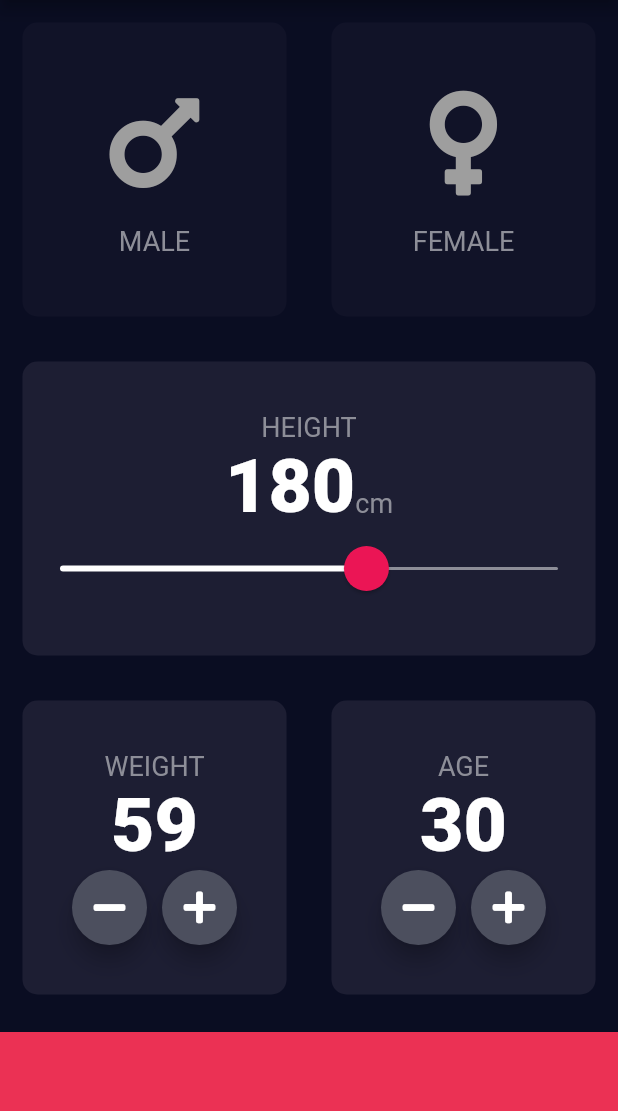
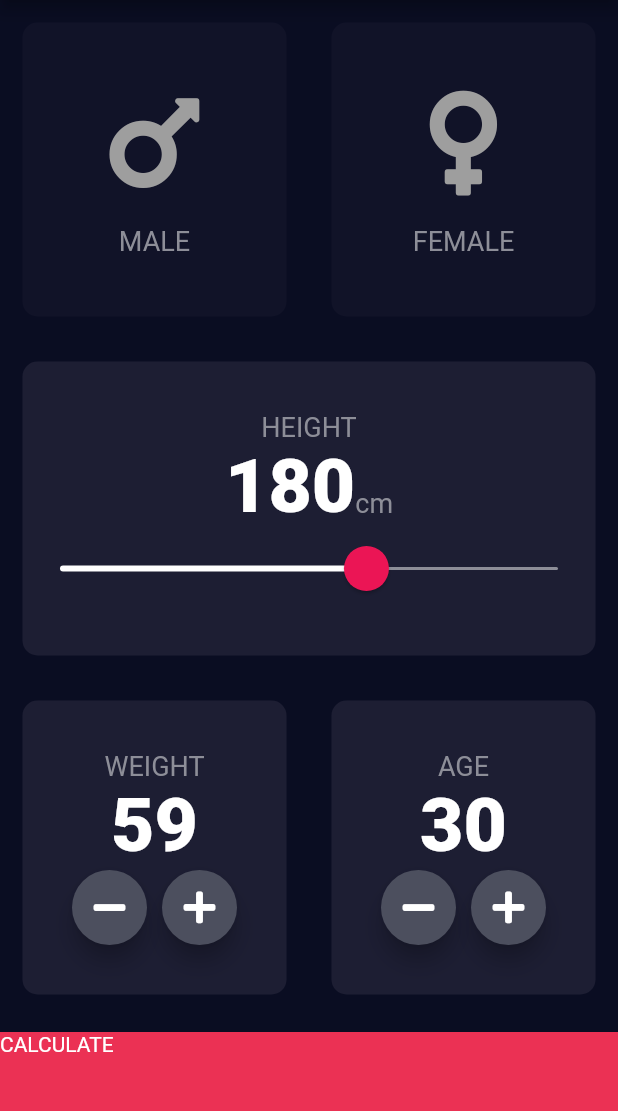
Before and after one commit to T-PAL-Developer/Flutter_iOS_Android_Web_bmi_calculator, a Flutter app: the screen it shows after launch, after a tap on an icon or button, on a phone screen of 412 x 824 dp, the part 84-1195 px from its top. Run offline on Flutter 3.47's test engine with Material 2 defaults, Android fonts, the phone set to English and light mode, and no system bars; our stand-ins replace font_awesome_flutter.

```diff
--- a/lib/main.dart
+++ b/lib/main.dart
@@ -1,5 +1,6 @@
 import 'package:flutter/material.dart';
-import 'screens/input_page.dart';
+import 'pages/input_page.dart';
+import 'pages/results_page.dart';
 
 void main() => runApp(BMICalculator());
 
@@ -20,7 +21,11 @@ class BMICalculator extends StatelessWidget {
         primaryColor: Color(0xFF0A0C1F),
         scaffoldBackgroundColor: Color(0xFF0A0D22),
       ),
-      home: InputPage(),
+      initialRoute: '/',
+      routes: {
+        '/': (context) => InputPage(),
+        '/first': (context) => ResultsPage(),
+      },
     );
   }
 }
--- a/lib/screens/input_page.dart
+++ b/lib/pages/input_page.dart
@@ -242,11 +242,17 @@ class _InputPageState extends State<InputPage> {
               ),
             ],
           )),
-          Container(
-            color: kBottomButtonColor,
-            margin: EdgeInsets.only(top: 10.0),
-            width: double.infinity,
-            height: kBottomButtonHeight,
+          GestureDetector(
+            onTap: () {
+              Navigator.pushNamed(context, '/first');
+            },
+            child: Container(
+              child: Text('CALCULATE'),
+              color: kBottomButtonColor,
+              margin: EdgeInsets.only(top: 10.0),
+              width: double.infinity,
+              height: kBottomButtonHeight,
+            ),
           ),
         ],
       ),
```
Also changed, not shown: lib/pages/results_page.dart (added, +13 -0 lines).
